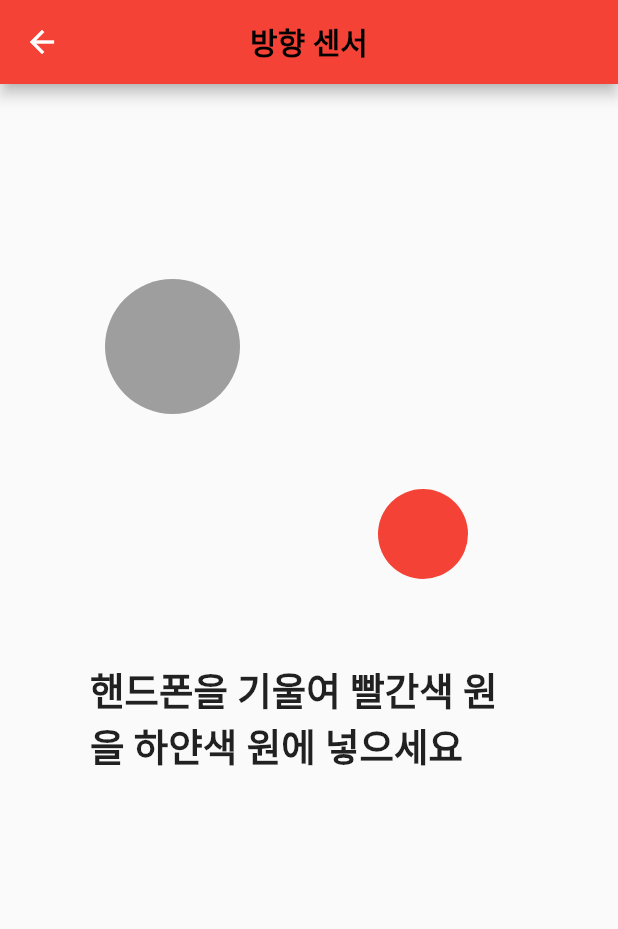
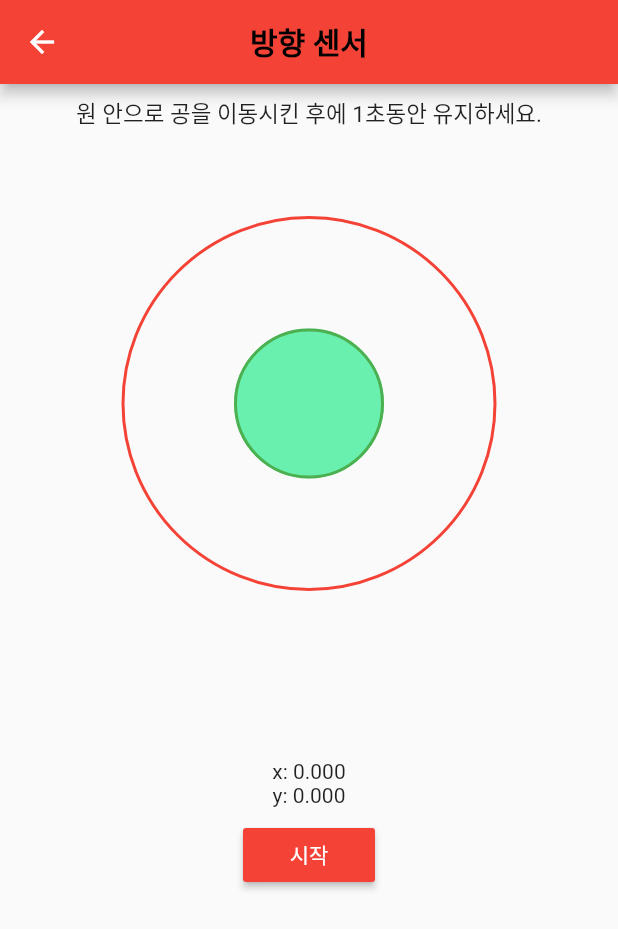
Before and after one commit to rlaqudwls25/wonders_inspection_app, a Flutter app: the screen it shows after launch, after a tap on "방향센서", on a phone screen of 412 x 824 dp. Shown: the top 929 px of the screen. Run offline on Flutter 3.47's test engine with Material 2 defaults, Android fonts, the phone set to English and light mode, and no system bars; our stand-ins replace flutter_compass, fluttertoast, percent_indicator, sensors, vibration; missing offline and left inert: bidirectional_listview, flashlight, flutter_grid_button, infinite_listview.

Commit message:
방향 센서 구현

```diff
--- a/lib/screens/direction.dart
+++ b/lib/screens/direction.dart
@@ -1,9 +1,131 @@
+import 'dart:async';
+
 import 'package:flutter/material.dart';
+import 'package:sensors/sensors.dart';
 
-class Direction extends StatelessWidget {
+class Direction extends StatefulWidget {
+  @override
+  _DirectionState createState() => _DirectionState();
+}
+
+class _DirectionState extends State<Direction> {
+  // color of the circle
+  Color color = Colors.greenAccent;
+
+  // event returned from accelerometer stream
+  AccelerometerEvent event;
+
+  // hold a refernce to these, so that they can be disposed
+  Timer timer;
+  StreamSubscription accel;
+
+  // positions and count
+  double top = 125;
+  double left;
+  int count = 0;
+
+  // variables for screen size
+  double width;
+  double height;
+
+  setColor(AccelerometerEvent event) {
+    // Calculate Left
+    double x = ((event.x * 12) + ((width - 100) / 2));
+    // Calculate Top
+    double y = event.y * 12 + 125;
+
+    // find the difference from the target position
+    var xDiff = x.abs() - ((width - 100) / 2);
+    var yDiff = y.abs() - 125;
+
+    // check if the circle is centered, currently allowing a buffer of 3 to make centering easier
+    if (xDiff.abs() < 3 && yDiff.abs() < 3) {
+      // set the color and increment count
+      setState(() {
+        color = Colors.greenAccent;
+        count += 1;
+      });
+    } else {
+      // set the color and restart count
+      setState(() {
+        color = Colors.red;
+        count = 0;
+      });
+    }
+  }
+
+  setPosition(AccelerometerEvent event) {
+    if (event == null) {
+      return;
+    }
+
+    // When x = 0 it should be centered horizontally
+    // The left positin should equal (width - 100) / 2
+    // The greatest absolute value of x is 10, multipling it by 12 allows the left position to move a total of 120 in either direction.
+    setState(() {
+      left = ((event.x * 12) + ((width - 100) / 2));
+    });
+
+    // When y = 0 it should have a top position matching the target, which we set at 125
+    setState(() {
+      top = event.y * 12 + 125;
+    });
+  }
+
+
+  startTimer() {
+    // if the accelerometer subscription hasn't been created, go ahead and create it
+    if (accel == null) {
+      accel = accelerometerEvents.listen((AccelerometerEvent eve) {
+        setState(() {
+          event = eve;
+        });
+      });
+    } else {
+      // it has already ben created so just resume it
+      accel.resume();
+    }
+
+    // Accelerometer events come faster than we need them so a timer is used to only proccess them every 200 milliseconds
+    if (timer == null || !timer.isActive) {
+      timer = Timer.periodic(Duration(milliseconds: 200), (_) {
+        // if count has increased greater than 3 call pause timer to handle success
+        if (count > 3) {
+          pauseTimer();
+        } else {
+          // proccess the current event
+          setColor(event);
+          setPosition(event);
+        }
+      });
+    }
+  }
+
+  pauseTimer() {
+    // stop the timer and pause the accelerometer stream
+    timer.cancel();
+    accel.pause();
+
+    // set the success color and reset the count
+    setState(() {
+      count = 0;
+      color = Colors.green;
+    });
+  }
+
+  @override
+  void dispose() {
+    timer?.cancel();
+    accel?.cancel();
+    super.dispose();
+  }
+
   @override
   Widget build(BuildContext context) {
-    // TODO: implement build
+    // get the width and height of the screen
+    width = MediaQuery.of(context).size.width;
+    height = MediaQuery.of(context).size.height;
+
     return MaterialApp(
       theme: ThemeData(primarySwatch: Colors.red),
       home: Scaffold(
@@ -20,30 +142,77 @@ class Direction extends StatelessWidget {
             },
           ),
         ),
-        body: Container(
-          padding: EdgeInsets.all(60.0),
-          child: Column(
-            children: <Widget>[
-              Padding(padding: EdgeInsets.all(30.0)),
-              Row(
-                mainAxisAlignment: MainAxisAlignment.start,
-                children: <Widget>[
-                  touch(''),
-                ],
+        body: Column(
+          children: [
+            Padding(
+              padding: const EdgeInsets.all(8.0),
+              child: Text('원 안으로 공을 이동시킨 후에 1초동안 유지하세요.', style: TextStyle(fontSize: 15)),
+            ),
+            Stack(
+              children: [
+                // This empty container is given a width and height to set the size of the stack
+                Container(
+                  height: height / 2,
+                  width: width,
+                ),
+
+                // Create the outer target circle wrapped in a Position
+                // 시작 원
+                Positioned(
+                  // positioned 50 from the top of the stack
+                  // and centered horizontally, left = (ScreenWidth - Container width) / 2
+                  top: 50,
+                  left: (width - 250) / 2,
+                  child: Container(
+                    height: 250,
+                    width: 250,
+                    decoration: BoxDecoration(
+                      border: Border.all(color: Colors.red, width: 2.0),
+                      borderRadius: BorderRadius.circular(125),
+                    ),
+                  ),
+                ),
+                // This is the colored circle that will be moved by the accelerometer
+                // the top and left are variables that will be set
+                Positioned(
+                  top: top,
+                  left: left ?? (width - 100) / 2,
+                  // the container has a color and is wrappeed in a ClipOval to make it round
+                  child: ClipOval(
+                    child: Container(
+                      width: 100,
+                      height: 100,
+                      color: color,
+                    ),
+                  ),
+                ),
+                // inner target circle wrapped in a Position
+                Positioned(
+                  top: 125,
+                  left: (width - 100) / 2,
+                  child: Container(
+                    height: 100,
+                    width: 100,
+                    decoration: BoxDecoration(
+                      border: Border.all(color: Colors.green, width: 2.0),
+                      borderRadius: BorderRadius.circular(50),
+                    ),
+                  ),
+                ),
+              ],
+            ),
+            Text('x: ${(event?.x ?? 0).toStringAsFixed(3)}'),
+            Text('y: ${(event?.y ?? 0).toStringAsFixed(3)}'),
+            Padding(
+              padding: EdgeInsets.symmetric(horizontal: 16.0, vertical: 8.0),
+              child: RaisedButton(
+                onPressed: startTimer,
+                child: Text('시작'),
+                color: Theme.of(context).primaryColor,
+                textColor: Colors.white,
               ),
-              Row(
-                mainAxisAlignment: MainAxisAlignment.end,
-                children: <Widget>[
-                  touch1(''),
-                ],
-              ),
-              new Padding(padding: EdgeInsets.only(top: 15.0)),
-              Text(
-                '핸드폰을 기울여 빨간색 원을 하얀색 원에 넣으세요',
-                style: TextStyle(fontWeight: FontWeight.bold, fontSize: 25.0),
-              ),
-            ],
-          ),
+            )
+          ],
         ),
       ),
     );
--- a/pubspec.yaml
+++ b/pubspec.yaml
@@ -26,6 +26,7 @@ dependencies:
   vibration: ^1.4.0
   device_info: ^0.4.2+4
   flutter_compass: ^0.4.2+1
+  sensors: ^0.4.2+2
   flutter:
     sdk: flutter
 
```
Also changed, not shown: 1 other file.
